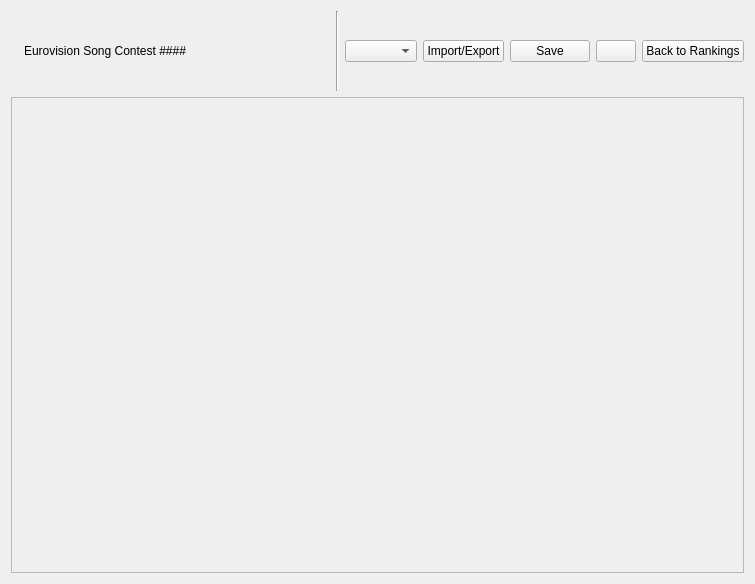
Qt form ui/ranking_widget.ui (GiaFil7/esc_app) before a commit.
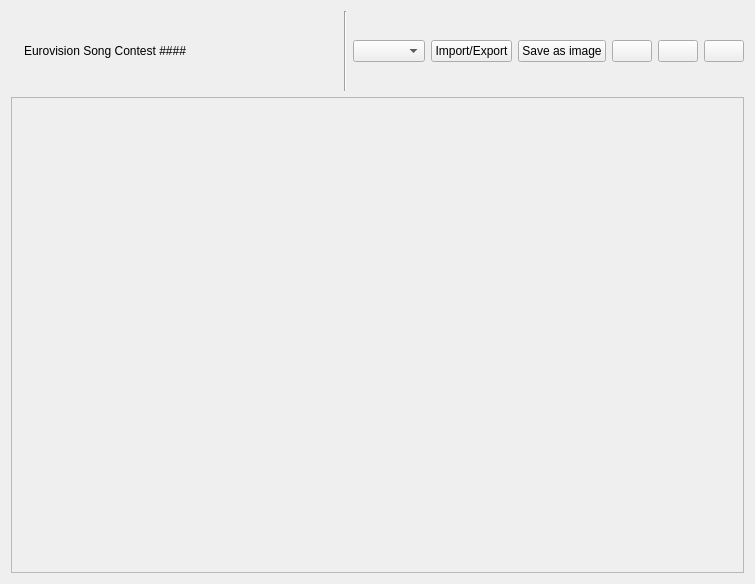
The same form after that commit. Icons and pictures are not drawn.

Commit message: Added new icons and started save to image feature

```diff
--- a/ui/ranking_widget.ui
+++ b/ui/ranking_widget.ui
@@ -95,6 +95,19 @@
          </property>
         </widget>
        </item>
+       <item>
+        <widget class="QPushButton" name="save_img_button">
+         <property name="sizePolicy">
+          <sizepolicy hsizetype="Fixed" vsizetype="Fixed">
+           <horstretch>0</horstretch>
+           <verstretch>0</verstretch>
+          </sizepolicy>
+         </property>
+         <property name="text">
+          <string>Save as image</string>
+         </property>
+        </widget>
+       </item>
        <item>
         <widget class="QPushButton" name="save_button">
          <property name="sizePolicy">
@@ -104,7 +117,11 @@
           </sizepolicy>
          </property>
          <property name="text">
-          <string>Save</string>
+          <string/>
+         </property>
+         <property name="icon">
+          <iconset resource="../resources.qrc">
+           <normaloff>:/images/icons/save_icon.png</normaloff>:/images/icons/save_icon.png</iconset>
          </property>
         </widget>
        </item>
@@ -134,7 +151,11 @@
           </sizepolicy>
          </property>
          <property name="text">
-          <string>Back to Rankings</string>
+          <string/>
+         </property>
+         <property name="icon">
+          <iconset resource="../resources.qrc">
+           <normaloff>:/images/icons/back_icon.png</normaloff>:/images/icons/back_icon.png</iconset>
          </property>
         </widget>
        </item>
```
Left out of the diff: 1 changed line with no effect on the pictures. The commit also changes 11 other files.
